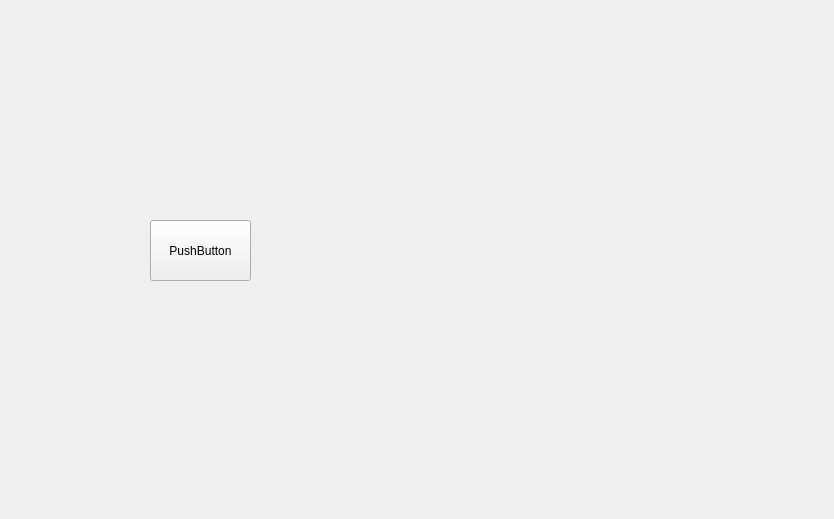
Before: the Qt Designer form src/ui/home.ui in renyilin2007/shot-training-manager-system, drawn with Qt 5.
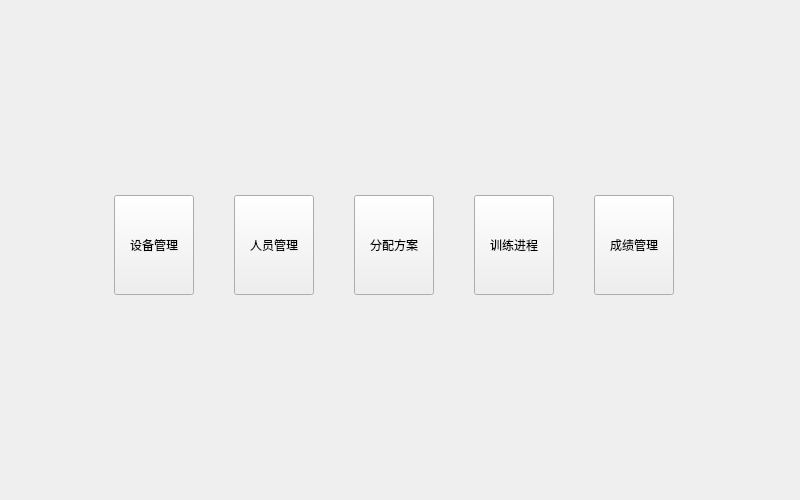
After: the same form once the commit is applied.

What changed in the file:
```diff
--- a/src/ui/home.ui
+++ b/src/ui/home.ui
@@ -6,25 +6,95 @@
    <rect>
     <x>0</x>
     <y>0</y>
-    <width>834</width>
-    <height>519</height>
+    <width>800</width>
+    <height>500</height>
    </rect>
   </property>
   <property name="windowTitle">
    <string>Form</string>
   </property>
-  <widget class="QPushButton" name="pushButton">
+  <widget class="QWidget" name="horizontalLayoutWidget">
    <property name="geometry">
     <rect>
-     <x>150</x>
-     <y>220</y>
-     <width>101</width>
-     <height>61</height>
+     <x>80</x>
+     <y>120</y>
+     <width>631</width>
+     <height>251</height>
     </rect>
    </property>
-   <property name="text">
-    <string>PushButton</string>
-   </property>
+   <layout class="QHBoxLayout" name="horizontalLayout">
+    <item>
+     <widget class="QPushButton" name="DevMngBtn_HomeUI">
+      <property name="minimumSize">
+       <size>
+        <width>0</width>
+        <height>0</height>
+       </size>
+      </property>
+      <property name="maximumSize">
+       <size>
+        <width>80</width>
+        <height>100</height>
+       </size>
+      </property>
+      <property name="text">
+       <string>设备管理</string>
+      </property>
+     </widget>
+    </item>
+    <item>
+     <widget class="QPushButton" name="PersMngBtn_HomeUI">
+      <property name="maximumSize">
+       <size>
+        <width>80</width>
+        <height>100</height>
+       </size>
+      </property>
+      <property name="text">
+       <string>人员管理</string>
+      </property>
+     </widget>
+    </item>
+    <item>
+     <widget class="QPushButton" name="DistrSchemeBtn_HomeUI">
+      <property name="maximumSize">
+       <size>
+        <width>80</width>
+        <height>100</height>
+       </size>
+      </property>
+      <property name="text">
+       <string>分配方案</string>
+      </property>
+     </widget>
+    </item>
+    <item>
+     <widget class="QPushButton" name="TrainProcBtn_HomeUI">
+      <property name="maximumSize">
+       <size>
+        <width>80</width>
+        <height>100</height>
+       </size>
+      </property>
+      <property name="text">
+       <string>训练进程</string>
+      </property>
+     </widget>
+    </item>
+    <item>
+     <widget class="QPushButton" name="PerfMngBtn_HomeUI">
+      <property name="maximumSize">
+       <size>
+        <width>80</width>
+        <height>100</height>
+       </size>
+      </property>
+      <property name="text">
+       <string>成绩管理</string>
+      </property>
+     </widget>
+    </item>
+   </layout>
   </widget>
  </widget>
  <resources/>
```
